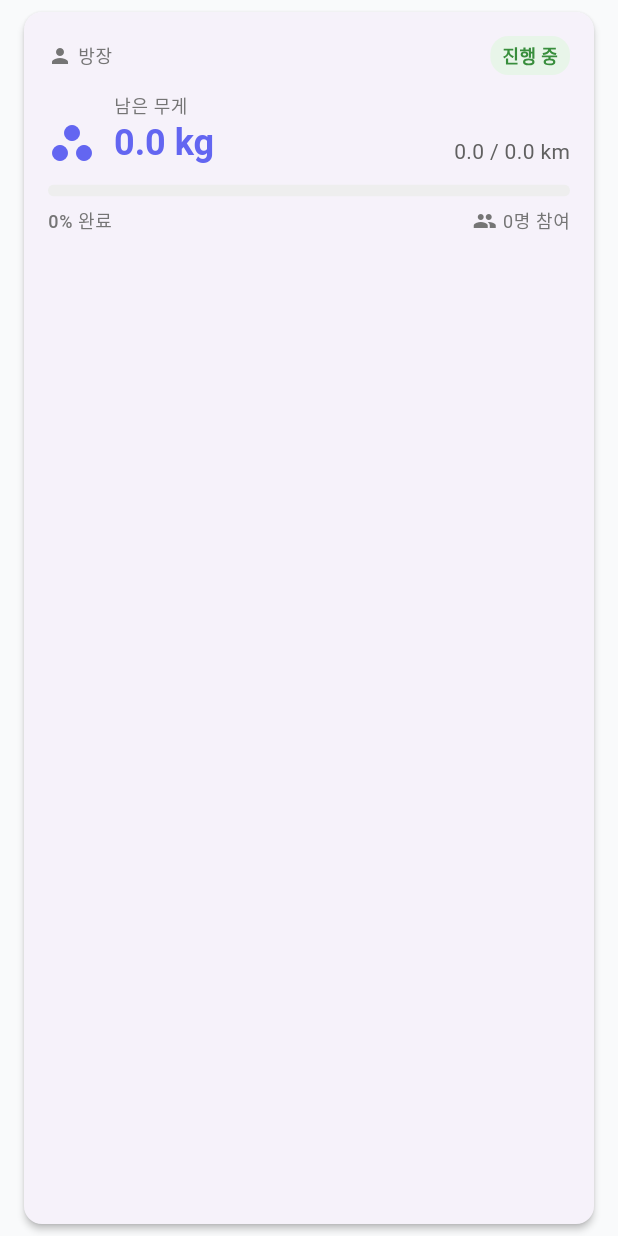
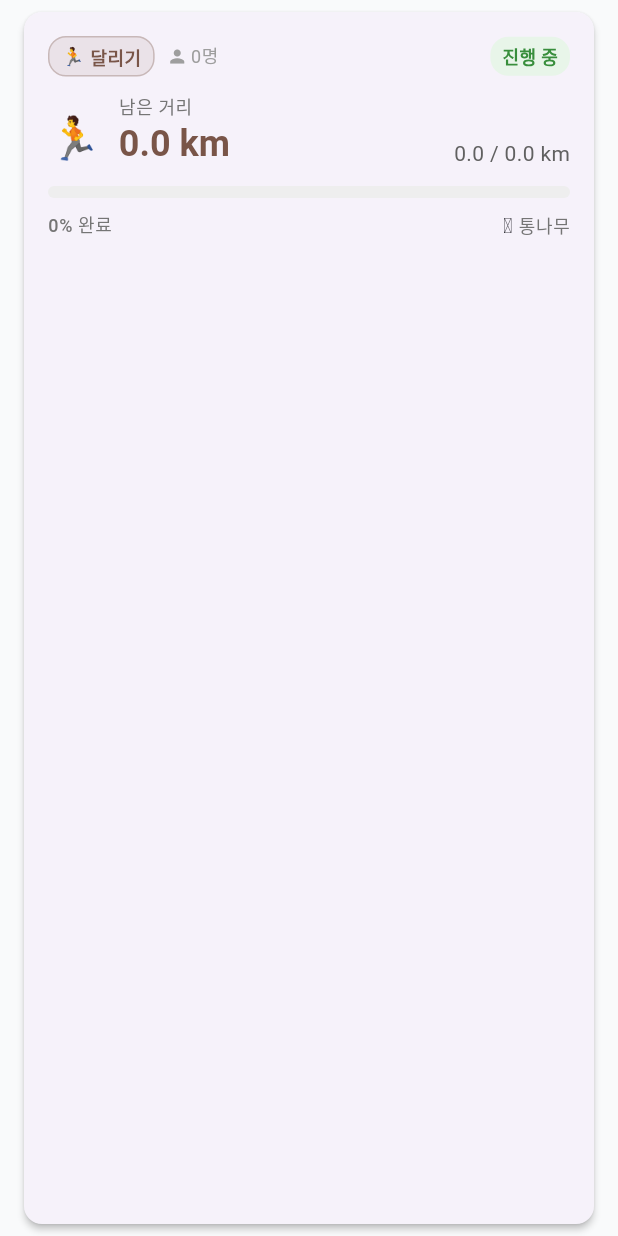
Before and after one commit to lppresident/co-workfit, a Flutter app: the ChallengeCardWidget widget shown alone on an empty page, opened directly with empty values, on a phone screen of 412 x 824 dp. Run offline on Flutter 3.47's test engine with Material 3 defaults, Android fonts, the phone set to English and light mode, and no system bars; our stand-ins replace app_links, bloc, cloud_firestore, dartz, equatable, firebase_auth and 8 more; missing offline and left inert: health; accounts and stored records are empty; network calls fail.

Commit message:
feat: 챌린지 카드 및 상세 페이지에 운동 타입 표시 (#70)
챌린지 카드 위젯:
- 운동 타입 칩 추가 (달리기🏃 / 헬스🏋️)
- 타입별 테마 색상 적용 (갈색 / 청회색)
- 단위 표시 동적 변경 (km / 점)
- 보상 타입 표시 (통나무🪵 / 쇠🔩)

챌린지 상세 페이지:
- 상단에 챌린지 타입 표시
- 그라데이션 배경 타입별 색상 적용
- 남은 거리/점수 라벨 동적 변경
- 진행률 바 색상 타입별 적용

```diff
--- a/lib/features/log_run/presentation/widgets/challenge_card_widget.dart
+++ b/lib/features/log_run/presentation/widgets/challenge_card_widget.dart
@@ -1,5 +1,6 @@
 import 'package:flutter/material.dart';
 import 'package:co_workfit/features/log_run/domain/entities/log_run_challenge_entity.dart';
+import 'package:co_workfit/features/log_run/domain/entities/workout_type.dart';
 
 /// 챌린지 카드 위젯
 class ChallengeCardWidget extends StatelessWidget {
@@ -12,10 +13,15 @@ class ChallengeCardWidget extends StatelessWidget {
     this.onTap,
   });
 
+  Color get _themeColor {
+    return challenge.isRunning ? Colors.brown : Colors.blueGrey;
+  }
+
   @override
   Widget build(BuildContext context) {
     final progress = challenge.progress;
     final remainingWeight = challenge.remainingWeight;
+    final unitName = challenge.challengeType.unitName;
 
     return Card(
       margin: const EdgeInsets.symmetric(horizontal: 16, vertical: 8),
@@ -27,22 +33,24 @@ class ChallengeCardWidget extends StatelessWidget {
           child: Column(
             crossAxisAlignment: CrossAxisAlignment.start,
             children: [
-              // 헤더: 방장 이름 & 상태
+              // 헤더: 운동 타입 & 상태
               Row(
                 mainAxisAlignment: MainAxisAlignment.spaceBetween,
                 children: [
                   Row(
                     children: [
+                      _buildChallengeTypeChip(context),
+                      const SizedBox(width: 8),
                       Icon(
                         Icons.person,
-                        size: 16,
-                        color: Colors.grey[600],
+                        size: 14,
+                        color: Colors.grey[500],
                       ),
-                      const SizedBox(width: 4),
+                      const SizedBox(width: 2),
                       Text(
-                        '방장', // TODO: createdBy userId로 사용자 정보 조회
+                        '${challenge.participants.length}명',
                         style: Theme.of(context).textTheme.bodySmall?.copyWith(
-                              color: Colors.grey[600],
+                              color: Colors.grey[500],
                             ),
                       ),
                     ],
@@ -52,37 +60,36 @@ class ChallengeCardWidget extends StatelessWidget {
               ),
               const SizedBox(height: 12),
 
-              // 통나무 무게 정보
+              // 목표 정보
               Row(
                 crossAxisAlignment: CrossAxisAlignment.end,
                 children: [
-                  Icon(
-                    Icons.workspaces,
-                    size: 32,
-                    color: Theme.of(context).colorScheme.primary,
+                  Text(
+                    challenge.challengeType.emoji,
+                    style: const TextStyle(fontSize: 28),
                   ),
                   const SizedBox(width: 12),
                   Column(
                     crossAxisAlignment: CrossAxisAlignment.start,
                     children: [
                       Text(
-                        '남은 무게',
+                        challenge.isRunning ? '남은 거리' : '남은 점수',
                         style: Theme.of(context).textTheme.bodySmall?.copyWith(
                               color: Colors.grey[600],
                             ),
                       ),
                       Text(
-                        '${remainingWeight.toStringAsFixed(1)} kg',
+                        '${remainingWeight.toStringAsFixed(1)} $unitName',
                         style: Theme.of(context).textTheme.headlineSmall?.copyWith(
                               fontWeight: FontWeight.bold,
-                              color: Theme.of(context).colorScheme.primary,
+                              color: _themeColor,
                             ),
                       ),
                     ],
                   ),
                   const Spacer(),
                   Text(
-                    '${challenge.currentDistance.toStringAsFixed(1)} / ${challenge.targetDistance.toStringAsFixed(1)} km',
+                    '${challenge.currentDistance.toStringAsFixed(1)} / ${challenge.targetDistance.toStringAsFixed(1)} $unitName',
                     style: Theme.of(context).textTheme.bodyMedium?.copyWith(
                           color: Colors.grey[700],
                         ),
@@ -105,7 +112,7 @@ class ChallengeCardWidget extends StatelessWidget {
               ),
               const SizedBox(height: 8),
 
-              // 진행률 퍼센트 & 참가자 수
+              // 진행률 퍼센트 & 보상 타입
               Row(
                 mainAxisAlignment: MainAxisAlignment.spaceBetween,
                 children: [
@@ -118,14 +125,13 @@ class ChallengeCardWidget extends StatelessWidget {
                   ),
                   Row(
                     children: [
-                      Icon(
-                        Icons.group,
-                        size: 16,
-                        color: Colors.grey[600],
+                      Text(
+                        challenge.challengeType.currencyEmoji,
+                        style: const TextStyle(fontSize: 14),
                       ),
                       const SizedBox(width: 4),
                       Text(
-                        '${challenge.participants.length}명 참여',
+                        challenge.challengeType.currencyName,
                         style: Theme.of(context).textTheme.bodySmall?.copyWith(
                               color: Colors.grey[600],
                             ),
@@ -137,6 +143,35 @@ class ChallengeCardWidget extends StatelessWidget {
             ],
           ),
         ),
+      ),
+    );
+  }
+
+  Widget _buildChallengeTypeChip(BuildContext context) {
+    return Container(
+      padding: const EdgeInsets.symmetric(horizontal: 8, vertical: 4),
+      decoration: BoxDecoration(
+        color: _themeColor.withValues(alpha: 0.1),
+        borderRadius: BorderRadius.circular(12),
+        border: Border.all(color: _themeColor.withValues(alpha: 0.3)),
+      ),
+      child: Row(
+        mainAxisSize: MainAxisSize.min,
+        children: [
+          Text(
+            challenge.challengeType.emoji,
+            style: const TextStyle(fontSize: 12),
+          ),
+          const SizedBox(width: 4),
+          Text(
+            challenge.challengeType.displayName,
+            style: TextStyle(
+              fontSize: 12,
+              fontWeight: FontWeight.w600,
+              color: _themeColor,
+            ),
+          ),
+        ],
       ),
     );
   }
```
Also changed, not shown: lib/features/log_run/presentation/pages/challenge_detail_page.dart (+50 -5 lines).
